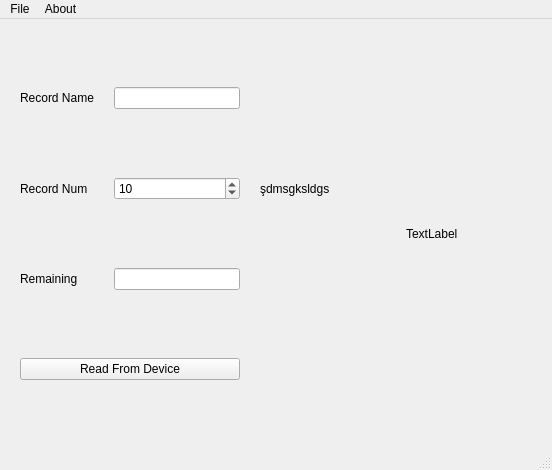
ugurgudelek/Libs, file ui/oceanview_mainw.ui: the form before one commit.
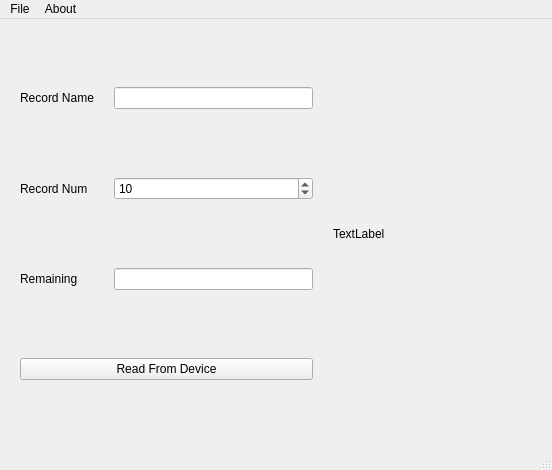
The form after the commit.

Commit message: calibrationcolumn class added. calibration class is more structured now

Patch:
```diff
--- a/ui/oceanview_mainw.ui
+++ b/ui/oceanview_mainw.ui
@@ -30,17 +30,14 @@
     <property name="spacing">
      <number>20</number>
     </property>
-    <item row="0" column="0">
-     <widget class="QLabel" name="label_3">
+    <item row="2" column="1">
+     <widget class="QLineEdit" name="remainingrecordLineEdit">
       <property name="sizePolicy">
-       <sizepolicy hsizetype="Fixed" vsizetype="Minimum">
+       <sizepolicy hsizetype="Minimum" vsizetype="Fixed">
         <horstretch>0</horstretch>
         <verstretch>0</verstretch>
        </sizepolicy>
       </property>
-      <property name="text">
-       <string>Record Name</string>
-      </property>
      </widget>
     </item>
     <item row="0" column="1">
@@ -85,26 +82,16 @@
       </property>
      </widget>
     </item>
-    <item row="2" column="1">
-     <widget class="QLineEdit" name="remainingrecordLineEdit">
+    <item row="0" column="0">
+     <widget class="QLabel" name="label_3">
       <property name="sizePolicy">
-       <sizepolicy hsizetype="Minimum" vsizetype="Fixed">
-        <horstretch>0</horstretch>
-        <verstretch>0</verstretch>
-       </sizepolicy>
-      </property>
-     </widget>
-    </item>
-    <item row="0" column="3" rowspan="4">
-     <widget class="QLabel" name="testlabel">
-      <property name="sizePolicy">
-       <sizepolicy hsizetype="Preferred" vsizetype="Preferred">
+       <sizepolicy hsizetype="Fixed" vsizetype="Minimum">
         <horstretch>0</horstretch>
         <verstretch>0</verstretch>
        </sizepolicy>
       </property>
       <property name="text">
-       <string>TextLabel</string>
+       <string>Record Name</string>
       </property>
      </widget>
     </item>
@@ -127,6 +114,19 @@
       </property>
      </widget>
     </item>
+    <item row="0" column="2" rowspan="4">
+     <widget class="QLabel" name="testlabel">
+      <property name="sizePolicy">
+       <sizepolicy hsizetype="Preferred" vsizetype="Preferred">
+        <horstretch>0</horstretch>
+        <verstretch>0</verstretch>
+       </sizepolicy>
+      </property>
+      <property name="text">
+       <string>TextLabel</string>
+      </property>
+     </widget>
+    </item>
     <item row="2" column="0">
      <widget class="QLabel" name="label_2">
       <property name="sizePolicy">
@@ -140,13 +140,6 @@
       </property>
      </widget>
     </item>
-    <item row="1" column="2">
-     <widget class="QLabel" name="dgmdslkgmsdkl">
-      <property name="text">
-       <string>şdmsgksldgs</string>
-      </property>
-     </widget>
-    </item>
    </layout>
   </widget>
   <widget class="QMenuBar" name="menubar">
```
The commit also changes 4 other files.
